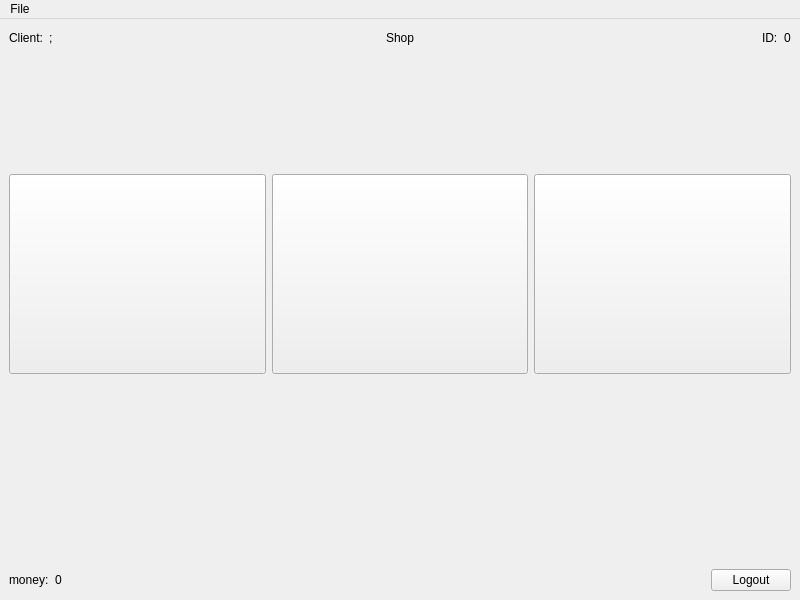
The window that Stor/clientpage.ui (AP-projects-4001/IUT-s-crackpots) describes before a commit, drawn with Qt 5.
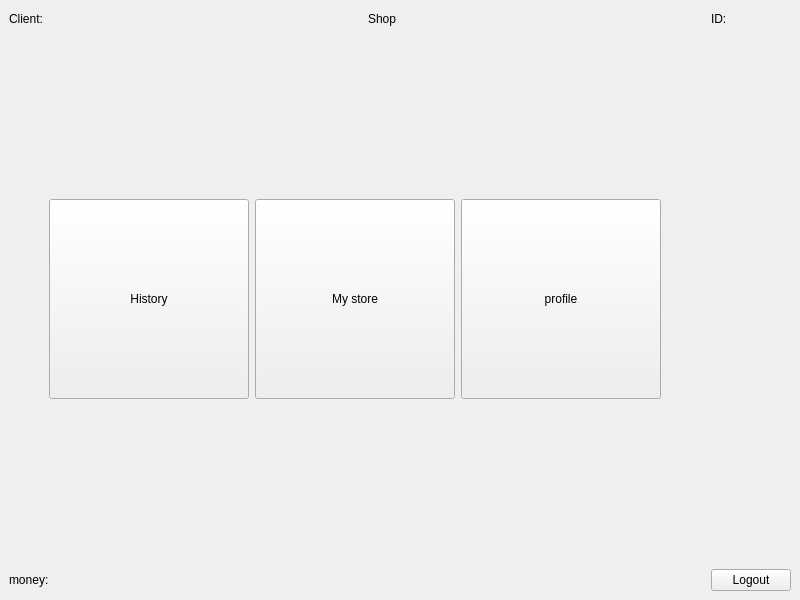
The same window after the commit.

Patch:
```diff
--- a/Stor/clientpage.ui
+++ b/Stor/clientpage.ui
@@ -14,30 +14,26 @@
    <string>MainWindow</string>
   </property>
   <widget class="QWidget" name="centralwidget">
-   <layout class="QGridLayout" name="gridLayout_2">
-    <item row="0" column="0">
      <layout class="QGridLayout" name="gridLayout">
-      <item row="2" column="0">
-       <layout class="QHBoxLayout" name="horizontalLayout_6">
+    <item row="0" column="4">
+     <layout class="QHBoxLayout" name="horizontalLayout_2">
         <item>
-         <layout class="QHBoxLayout" name="horizontalLayout_4">
-          <item>
-           <widget class="QLabel" name="label_5">
+       <widget class="QLabel" name="label_3">
             <property name="text">
-             <string>money:</string>
+         <string>ID:</string>
             </property>
            </widget>
           </item>
           <item>
-           <widget class="QLabel" name="moneyLabel">
+       <widget class="QLabel" name="idLabel">
             <property name="text">
-             <string>0</string>
+         <string/>
             </property>
            </widget>
           </item>
          </layout>
         </item>
-        <item>
+    <item row="4" column="2">
          <spacer name="horizontalSpacer">
           <property name="orientation">
            <enum>Qt::Horizontal</enum>
@@ -50,20 +46,21 @@
           </property>
          </spacer>
         </item>
-        <item>
+    <item row="0" column="2">
+     <widget class="QLabel" name="label_8">
+      <property name="text">
+       <string>Shop</string>
+      </property>
+     </widget>
+    </item>
+    <item row="4" column="4">
          <widget class="QPushButton" name="pushButton_4">
           <property name="text">
            <string>Logout</string>
           </property>
          </widget>
         </item>
-       </layout>
-      </item>
       <item row="0" column="0">
-       <layout class="QVBoxLayout" name="verticalLayout">
-        <item>
-         <layout class="QHBoxLayout" name="horizontalLayout_5">
-          <item>
            <layout class="QHBoxLayout" name="horizontalLayout">
             <item>
              <widget class="QLabel" name="label">
@@ -75,45 +72,33 @@
             <item>
              <widget class="QLabel" name="usernameLabel">
               <property name="text">
-               <string>;</string>
+         <string/>
               </property>
              </widget>
             </item>
-            <item>
+     </layout>
+    </item>
+    <item row="3" column="0">
+     <spacer name="verticalSpacer">
+      <property name="orientation">
+       <enum>Qt::Vertical</enum>
+      </property>
+      <property name="sizeHint" stdset="0">
+       <size>
+        <width>20</width>
+        <height>40</height>
+       </size>
+      </property>
+     </spacer>
+    </item>
+    <item row="0" column="1">
              <spacer name="horizontalSpacer_2">
               <property name="orientation">
                <enum>Qt::Horizontal</enum>
               </property>
-              <property name="sizeHint" stdset="0">
-               <size>
-                <width>40</width>
-                <height>20</height>
-               </size>
-              </property>
-             </spacer>
-            </item>
-           </layout>
-          </item>
-          <item>
-           <widget class="QLabel" name="shopNameLabel">
-            <property name="toolTip">
-             <string>&lt;html&gt;&lt;head/&gt;&lt;body&gt;&lt;p&gt;For setting or changing stor name ,go to File--&amp;gt;shop--&amp;gt;Name&lt;/p&gt;&lt;/body&gt;&lt;/html&gt;</string>
-            </property>
-            <property name="whatsThis">
-             <string>&lt;html&gt;&lt;head/&gt;&lt;body&gt;&lt;p&gt;&lt;br/&gt;&lt;/p&gt;&lt;/body&gt;&lt;/html&gt;</string>
-            </property>
-            <property name="text">
-             <string>Shop</string>
-            </property>
-           </widget>
-          </item>
-          <item>
-           <layout class="QHBoxLayout" name="horizontalLayout_2">
-            <item>
-             <spacer name="horizontalSpacer_3">
-              <property name="orientation">
-               <enum>Qt::Horizontal</enum>
-              </property>
+      <property name="sizeType">
+       <enum>QSizePolicy::Expanding</enum>
+      </property>
               <property name="sizeHint" stdset="0">
                <size>
                 <width>40</width>
@@ -122,38 +107,25 @@
               </property>
              </spacer>
             </item>
+    <item row="4" column="0">
+     <layout class="QHBoxLayout" name="horizontalLayout_4">
             <item>
-             <widget class="QLabel" name="label_3">
+       <widget class="QLabel" name="label_5">
               <property name="text">
-               <string>ID:</string>
+         <string>money:</string>
               </property>
              </widget>
             </item>
             <item>
-             <widget class="QLabel" name="idLabel">
+       <widget class="QLabel" name="moneyLabel">
               <property name="text">
-               <string>0</string>
+         <string/>
               </property>
              </widget>
             </item>
            </layout>
           </item>
-         </layout>
-        </item>
-        <item>
-         <spacer name="verticalSpacer_3">
-          <property name="orientation">
-           <enum>Qt::Vertical</enum>
-          </property>
-          <property name="sizeHint" stdset="0">
-           <size>
-            <width>20</width>
-            <height>40</height>
-           </size>
-          </property>
-         </spacer>
-        </item>
-        <item>
+    <item row="1" column="0">
          <spacer name="verticalSpacer_2">
           <property name="orientation">
            <enum>Qt::Vertical</enum>
@@ -166,23 +138,26 @@
           </property>
          </spacer>
         </item>
-        <item>
-         <spacer name="verticalSpacer_4">
-          <property name="orientation">
-           <enum>Qt::Vertical</enum>
-          </property>
-          <property name="sizeHint" stdset="0">
-           <size>
-            <width>20</width>
-            <height>40</height>
-           </size>
-          </property>
-         </spacer>
-        </item>
-        <item>
+    <item row="2" column="0" colspan="3">
          <layout class="QHBoxLayout" name="horizontalLayout_3">
           <item>
-           <widget class="QPushButton" name="historyBtn">
+       <spacer name="horizontalSpacer_3">
+        <property name="orientation">
+         <enum>Qt::Horizontal</enum>
+        </property>
+        <property name="sizeType">
+         <enum>QSizePolicy::Minimum</enum>
+        </property>
+        <property name="sizeHint" stdset="0">
+         <size>
+          <width>40</width>
+          <height>20</height>
+         </size>
+        </property>
+       </spacer>
+      </item>
+      <item>
+       <widget class="QPushButton" name="pushButton_2">
             <property name="minimumSize">
              <size>
               <width>200</width>
@@ -193,7 +168,7 @@
              <cursorShape>PointingHandCursor</cursorShape>
             </property>
             <property name="text">
-             <string/>
+         <string>History</string>
             </property>
            </widget>
           </item>
@@ -209,7 +184,7 @@
              <cursorShape>PointingHandCursor</cursorShape>
             </property>
             <property name="text">
-             <string/>
+         <string>My store</string>
             </property>
            </widget>
           </item>
@@ -225,31 +200,24 @@
              <cursorShape>PointingHandCursor</cursorShape>
             </property>
             <property name="text">
-             <string/>
+         <string>profile</string>
             </property>
            </widget>
           </item>
          </layout>
         </item>
-       </layout>
-      </item>
-      <item row="1" column="0">
-       <spacer name="verticalSpacer">
+    <item row="0" column="3">
+     <spacer name="horizontalSpacer_4">
         <property name="orientation">
-         <enum>Qt::Vertical</enum>
-        </property>
-        <property name="sizeType">
-         <enum>QSizePolicy::MinimumExpanding</enum>
+       <enum>Qt::Horizontal</enum>
         </property>
         <property name="sizeHint" stdset="0">
          <size>
-          <width>20</width>
-          <height>40</height>
+        <width>40</width>
+        <height>20</height>
          </size>
         </property>
        </spacer>
-      </item>
-     </layout>
     </item>
    </layout>
   </widget>
@@ -262,25 +230,7 @@
      <height>26</height>
     </rect>
    </property>
-   <widget class="QMenu" name="menuFile">
-    <property name="title">
-     <string>File</string>
-    </property>
-    <widget class="QMenu" name="menuShop">
-     <property name="title">
-      <string>Shop</string>
-     </property>
-     <addaction name="nameAction"/>
-    </widget>
-    <addaction name="menuShop"/>
-   </widget>
-   <addaction name="menuFile"/>
-  </widget>
-  <action name="nameAction">
-   <property name="text">
-    <string>Name</string>
-   </property>
-  </action>
+  </widget>
  </widget>
  <resources/>
  <connections/>
```
Left out of the diff: 9 changed lines with no effect on the pictures. Lines whose indentation alone changed are shown as unchanged.
